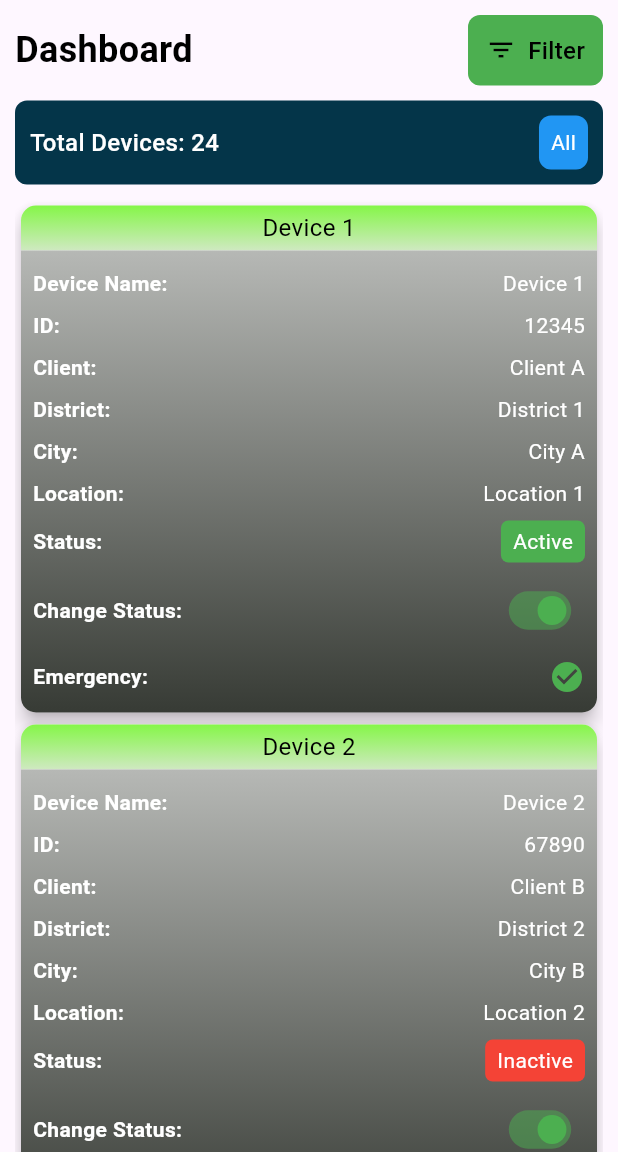
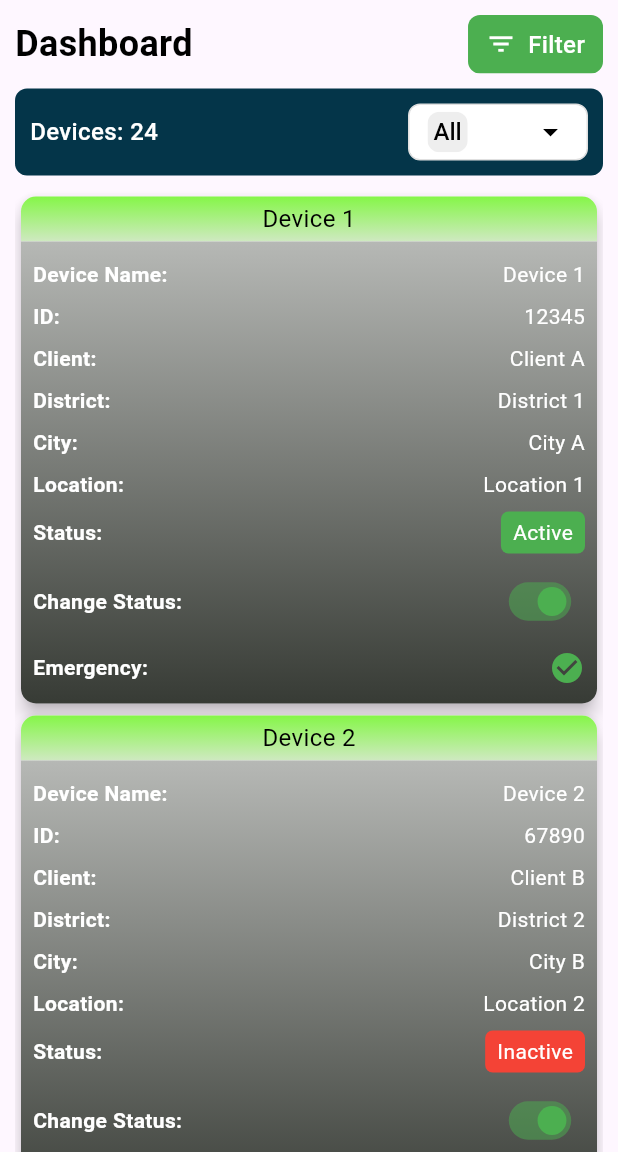
Before and after one commit to Hacking-Guru-098/orbitsproject, a Flutter app: the DashboardPage screen opened directly, on a phone screen of 412 x 824 dp, the part 84-1236 px from its top. Run offline on Flutter 3.47's test engine with Material 3 defaults, Android fonts, the light colour scheme and no system bars.

Commit message:
Added Filter button to Show a Filter Model and Dropdown status filtur

```diff
--- a/lib/pages/dashboard.dart
+++ b/lib/pages/dashboard.dart
@@ -281,45 +281,13 @@ class _DashboardPageState extends State<DashboardPage> {
   ];
 
   List<Map<String, dynamic>> filteredDevices = [];
-  String selectedFilter = 'All';
-
-  // Create a Dictionary to map status strings to There Color
-  static const Map<String, Color> statusColors = {
-    'All': Colors.blue,
-    'Active': Colors.green,
-    'Inactive': Colors.orange,
-    'Danger': Colors.red,
-  };
+  String selectedStatus = "All"; // State variable to track the selected value
 
   @override
   void initState() {
     super.initState();
     // Initially, show all devices
     filteredDevices = allDevices;
-  }
-
-  void _fetchFilteredData(String filter) {
-    setState(() {
-      selectedFilter = filter; // Update the selected filter
-      if (filter == 'All') {
-        filteredDevices = allDevices;
-      } else if (filter == 'Active') {
-        filteredDevices =
-            allDevices
-                .where((device) => device['status'] == DeviceStatus.active)
-                .toList();
-      } else if (filter == 'Inactive') {
-        filteredDevices =
-            allDevices
-                .where((device) => device['status'] == DeviceStatus.inActive)
-                .toList();
-      } else if (filter == 'Danger') {
-        filteredDevices =
-            allDevices
-                .where((device) => device['status'] == DeviceStatus.danger)
-                .toList();
-      }
-    });
   }
 
   @override
@@ -345,14 +313,6 @@ class _DashboardPageState extends State<DashboardPage> {
     );
   }
 
-  // Selected Filter Label Widget
-  Widget _buildSelectedFilterLabel() {
-    return _buildFilterItem(
-      statusColors[selectedFilter] ?? Colors.blue,
-      selectedFilter,
-    );
-  }
-
   // Header Widget
   Widget _buildHeader() {
     return Row(
@@ -371,29 +331,36 @@ class _DashboardPageState extends State<DashboardPage> {
     );
   }
 
-  // Filter Button Widget
   Widget _buildFilterButton() {
-    return PopupMenuButton<String>(
-      onSelected: (value) {
-        _fetchFilteredData(value); // Fetch data based on the selected filter
-      },
-      shape: RoundedRectangleBorder(borderRadius: BorderRadius.circular(8)),
-      itemBuilder: (BuildContext context) => _buildPopupMenuItems(),
+    return Material(
+      color:
+          Colors.transparent, // Transparent background for the Material widget
+      child: InkWell(
+        onTap:
+            () =>
+                _showFilterDialog(), // Extracted dialog logic into a separate method
+        borderRadius: BorderRadius.circular(
+          8.0,
+        ), // Rounded corners for ripple effect
         child: Ink(
           decoration: BoxDecoration(
-          color: Colors.green,
-          borderRadius: BorderRadius.circular(8.0),
+            color: Colors.green, // Green background
+            borderRadius: BorderRadius.circular(8.0), // Rounded corners
           ),
           child: Padding(
-          padding: const EdgeInsets.all(12),
+            padding: const EdgeInsets.symmetric(horizontal: 12, vertical: 8),
             child: Row(
               children: const [
-              Icon(Icons.filter_list, color: Colors.black, size: 20),
-              SizedBox(width: 8),
+                Icon(
+                  Icons.filter_list,
+                  color: Colors.white,
+                  size: 20,
+                ), // Filter icon
+                SizedBox(width: 8), // Space between icon and text
                 Text(
                   "Filter",
                   style: TextStyle(
-                  color: Colors.black,
+                    color: Colors.white, // White text color
                     fontSize: 16,
                     fontWeight: FontWeight.w500,
                   ),
@@ -402,50 +369,171 @@ class _DashboardPageState extends State<DashboardPage> {
             ),
           ),
         ),
+      ),
     );
   }
 
-  List<PopupMenuEntry<String>> _buildPopupMenuItems() {
-    return [
-      PopupMenuItem<String>(
-        value: 'All',
-        child: _buildFilterItem(
-          statusColors['All'] ?? Colors.blue,
-          'All',
+  void _showFilterDialog() {
+    showGeneralDialog(
+      context: context,
+      barrierDismissible: true,
+      barrierLabel: "Filter Options",
+      transitionDuration: const Duration(
+        milliseconds: 100,
+      ), // Animation duration
+      pageBuilder: (context, animation, secondaryAnimation) {
+        return Center(
+          child: Material(
+            color: Colors.transparent,
+            child: Container(
+              width: MediaQuery.of(context).size.width * 0.8,
+              decoration: BoxDecoration(
+                color: Colors.white,
+                borderRadius: BorderRadius.circular(16),
+              ),
+              child: Column(
+                mainAxisSize: MainAxisSize.min,
+                children: [
+                  Container(
+                    height: 30,
+                    width: double.infinity,
+                    decoration: BoxDecoration(
+                      color: Color(0xFF96FA67),
+                      borderRadius: const BorderRadius.only(
+                        topLeft: Radius.circular(16),
+                        topRight: Radius.circular(16),
                       ),
                     ),
-      PopupMenuItem<String>(
-        value: 'Active',
-        child: _buildFilterItem(
-          statusColors['Active'] ?? Colors.green,
-          'Active',
+                    child: Center(
+                      child: const Text(
+                        "Filters",
+                        style: TextStyle(
+                          fontSize: 20,
+                          fontWeight: FontWeight.bold,
                         ),
                       ),
-      PopupMenuItem<String>(
-        value: 'Inactive',
-        child: _buildFilterItem(
-          statusColors['Inactive'] ?? Colors.orange,
-          'Inactive',
                     ),
                   ),
-      PopupMenuItem<String>(
-        value: 'Danger',
-        child: _buildFilterItem(
-          statusColors['Danger'] ?? Colors.red,
-          'Danger',
+                  const SizedBox(height: 16),
+                  _buildFilterOptions(), // Filter options widget
+                  const SizedBox(height: 16),
+                  TextButton(
+                    onPressed: () {
+                      Navigator.of(context).pop(); // Close the dialog
+                    },
+                    child: const Text("Close"),
+                  ),
+                ],
               ),
             ),
-    ];
+          ),
+        );
+      },
+      transitionBuilder: (context, animation, secondaryAnimation, child) {
+        return FadeTransition(
+          opacity: CurvedAnimation(
+            parent: animation,
+            curve: Curves.easeInOut, // Smooth fade-in animation
+          ),
+          child: ScaleTransition(
+            scale: Tween<double>(begin: 0.9, end: 1.0).animate(
+              CurvedAnimation(
+                parent: animation,
+                curve: Curves.easeInOut, // Smooth scaling animation
+              ),
+            ),
+            child: child,
+          ),
+        );
+      },
+    );
   }
 
-  Widget _buildFilterItem(Color color, String name) {
+  Widget _buildStatusFilterDropdown() {
     return Container(
-      padding: const EdgeInsets.all(8),
+      width: 120, // Set a fixed width for the dropdown
+      height: 38, // Set a fixed height for the dropdown
+      padding: const EdgeInsets.symmetric(horizontal: 12, vertical: 4),
       decoration: BoxDecoration(
-        color: color, // Background color for this item
-        borderRadius: BorderRadius.circular(8.0),
+        color: Colors.white, // Background color for the dropdown button
+        borderRadius: BorderRadius.circular(8), // Rounded corners
+        border: Border.all(color: Colors.grey[300]!), // Border color
       ),
-      child: Text(name, style: TextStyle(color: Colors.white)),
+      child: DropdownButton<String>(
+        value: selectedStatus, // Bind the selected value to the state variable
+        isExpanded: true, // Make the dropdown expand to full width
+        underline: const SizedBox(), // Remove the default underline
+        icon: const Icon(
+          Icons.arrow_drop_down,
+          color: Colors.black,
+        ), // Dropdown icon
+        style: const TextStyle(
+          color: Colors.black, // Text color
+          fontSize: 16, // Font size
+          fontWeight: FontWeight.w500, // Font weight
+        ),
+        items: [
+          DropdownMenuItem(
+            value: "All",
+            child: ClipRRect(
+              borderRadius: BorderRadius.circular(8), // Rounded corners
+              child: Container(
+                color: Colors.grey[200], // Background color for "All"
+                padding: const EdgeInsets.all(4), // Padding around the text
+                child: const Text("All"),
+              ),
+            ),
+          ),
+          DropdownMenuItem(
+            value: "Active",
+            child: ClipRRect(
+              borderRadius: BorderRadius.circular(8), // Rounded corners
+              child: Container(
+                color: Colors.green[100], // Background color for "Active"
+                padding: const EdgeInsets.all(4),
+                child: const Text("Active"),
+              ),
+            ),
+          ),
+          DropdownMenuItem(
+            value: "Inactive",
+            child: ClipRRect(
+              borderRadius: BorderRadius.circular(8), // Rounded corners
+              child: Container(
+                color: Colors.red[100], // Background color for "Inactive"
+                padding: const EdgeInsets.all(4),
+                child: const Text("Inactive"),
+              ),
+            ),
+          ),
+          DropdownMenuItem(
+            value: "Danger",
+            child: ClipRRect(
+              borderRadius: BorderRadius.circular(8), // Rounded corners
+              child: Container(
+                color: Colors.orange[100], // Background color for "Danger"
+                padding: const EdgeInsets.all(4),
+                child: const Text("Danger"),
+              ),
+            ),
+          ),
+        ],
+        onChanged: (value) {
+          setState(() {
+            selectedStatus = value!; // Update the selected value
+          });
+          print("Selected: $value");
+        },
+      ),
+    );
+  }
+
+  Widget _buildFilterOptions() {
+    return Column(
+      children: [
+        // Add your filter options here
+        // For example, checkboxes or dropdowns for filtering devices
+      ],
     );
   }
 
@@ -460,7 +548,7 @@ class _DashboardPageState extends State<DashboardPage> {
       child: Row(
         children: [
           Text(
-            "Total Devices: ${filteredDevices.length}",
+            "Devices: ${filteredDevices.length}",
             style: const TextStyle(
               fontSize: 16,
               fontWeight: FontWeight.w500,
@@ -468,7 +556,7 @@ class _DashboardPageState extends State<DashboardPage> {
             ),
           ),
           const Spacer(),
-          _buildSelectedFilterLabel(),
+          _buildStatusFilterDropdown(),
         ],
       ),
     );
```
Lines whose indentation alone changed are shown as unchanged.
